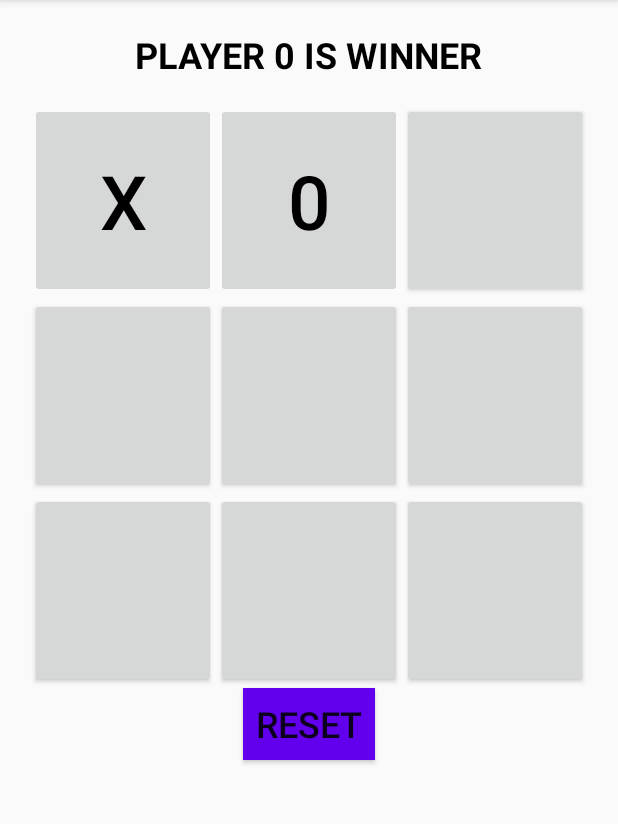
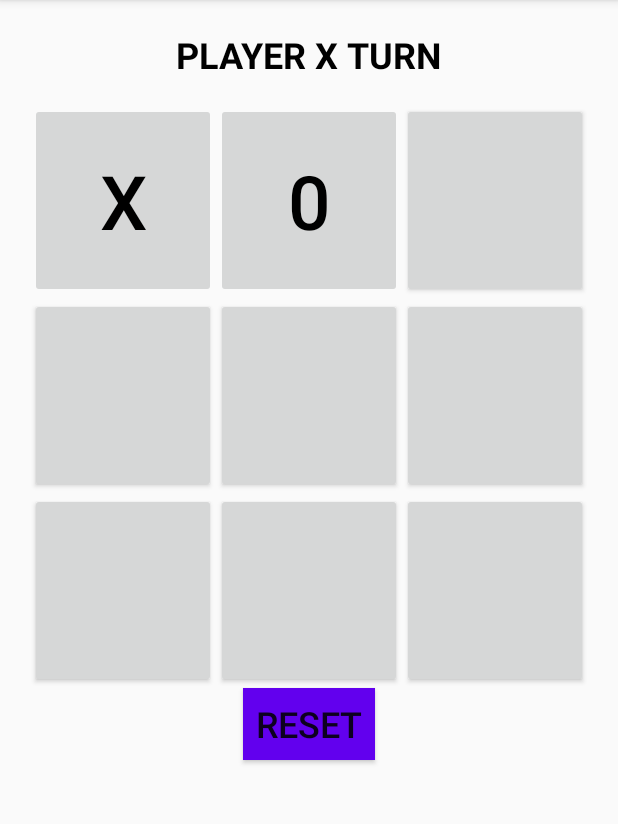
Before and after one commit to Abhishek1410Mehta/0-X-game, an Android app: the screen it shows after launch (MainActivity), after a tap on an icon or button, on a phone screen of 412 x 824 dp, the part 84-908 px from its top. Run offline under Robolectric (Android 15) with nearby library versions, the phone set to English and light mode, and no system bars; 2 other taps on this screen came first.

Commit message:
tic tac toe updated

```diff
--- a/app/src/main/java/com/example/tictactoe/MainActivity.kt
+++ b/app/src/main/java/com/example/tictactoe/MainActivity.kt
@@ -39,7 +39,7 @@ class MainActivity : AppCompatActivity(), View.OnClickListener {
         {
             for(j in 0..2)
             {
-                boardStatus[0][0]=-1;
+                boardStatus[i][j]=-1;
             }
         }
         for(i in board)
@@ -109,7 +109,7 @@ class MainActivity : AppCompatActivity(), View.OnClickListener {
         // horizontal row
         for(i in 0..2)
         {
-            if(boardStatus[i][0]== boardStatus[i][1] && boardStatus[i][1]==boardStatus[i][2]){
+            if(boardStatus[i][0]== boardStatus[i][1] && boardStatus[i][0]==boardStatus[i][2]){
                 if(boardStatus[i][0]==1){
                     updateDisplay("PLAYER X IS WINNER")
                     break}else if(boardStatus[i][0]==0){
@@ -154,7 +154,7 @@ class MainActivity : AppCompatActivity(), View.OnClickListener {
     displayTv.text=text
         if(text.contains("WINNER"))
         {
-            displayTv.setText(text)
+            disableButton()
         }
     }
 
```
